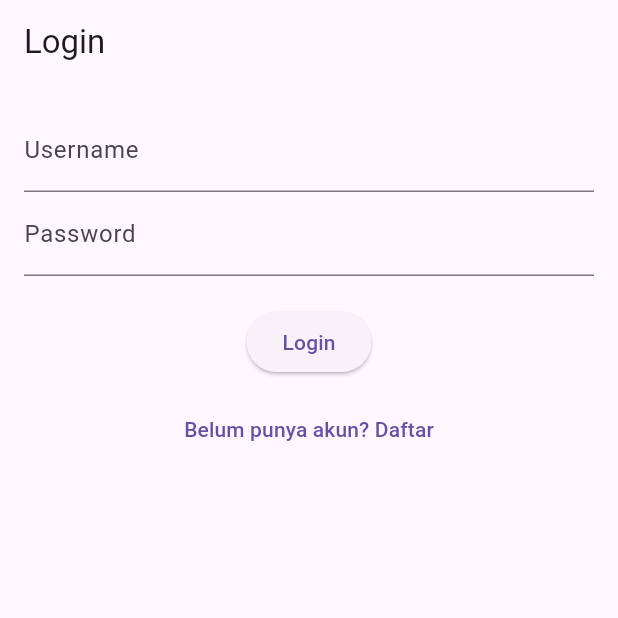
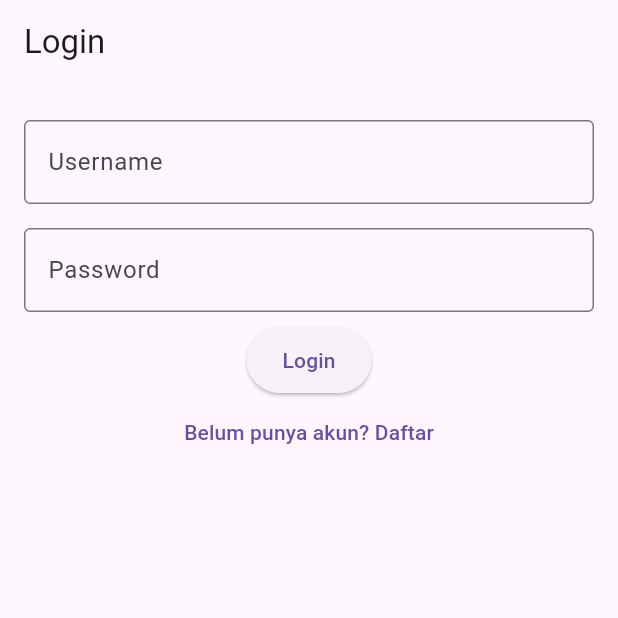
Before and after one commit to GuitherezDika/flutter_todo, a Flutter app: the screen it shows after launch, on a phone screen of 412 x 824 dp, the top half of it. Run offline on Flutter 3.47's test engine with Material 3 defaults, Android fonts, the phone set to English and light mode, and no system bars; our stand-ins replace shared_preferences.

Commit message:
set mvvm architecture

```diff
--- a/lib/app.dart
+++ b/lib/app.dart
@@ -1,11 +1,13 @@
 
 
 import 'package:flutter/material.dart';
+import 'package:todo_app/data/presentation/screens/login/login_screen.dart';
+import 'package:todo_app/data/presentation/screens/register/register_screen.dart';
 import 'package:todo_app/routes/app_routes.dart';
 import 'package:todo_app/screens/auth_check_screen.dart';
 import 'package:todo_app/screens/home_screen.dart';
-import 'package:todo_app/screens/login_screen.dart';
-import 'package:todo_app/screens/register_screen.dart';
+// import 'package:todo_app/screens/login_screen.dart';
+// import 'package:todo_app/screens/register_screen.dart';
 
 class MyApp extends StatelessWidget {
   final bool isLoggedIn;
--- /dev/null
+++ b/lib/data/presentation/screens/login/login_screen.dart
@@ -0,0 +1,51 @@
+import 'package:flutter/material.dart';
+import 'package:todo_app/data/presentation/widgets/custom_button.dart';
+import 'package:todo_app/data/presentation/widgets/custom_input_field.dart';
+import 'package:todo_app/data/presentation/widgets/custom_text_button.dart';
+
+class LoginScreen extends StatefulWidget {
+  const LoginScreen({Key? key}) : super(key: key);
+
+  @override
+  _LoginScreenState createState() => _LoginScreenState();
+}
+
+class _LoginScreenState extends State<LoginScreen> {
+  final TextEditingController usernameController = TextEditingController();
+  final TextEditingController passwordController = TextEditingController();
+
+  @override
+  void dispose() { // buang
+    usernameController.dispose();
+    passwordController.dispose();
+    super.dispose();
+    // membersihkan sumber daya ketika tidak lagi diperlukan
+  }
+
+  void _login() {
+    print("Username: ${usernameController.text}");
+    print("Password: ${passwordController.text}");
+  }
+
+  void _navigateRegister() {
+    Navigator.pushReplacementNamed(context, '/register');
+  }
+
+  @override
+  Widget build(BuildContext context) {
+    return Scaffold(
+      appBar: AppBar(title: const Text('Login')),
+      body: Padding(
+        padding: const EdgeInsets.all(16.0),
+        child: Column(
+          children: [
+            CustomInputField(label: 'Username', controller: usernameController),
+            CustomInputField(label: 'Password', controller: passwordController),
+            CustomButton(text: 'Login', onPressed: _login),
+            CustomTextButton(label: 'Belum punya akun? Daftar', onPressed: _navigateRegister)
+          ],
+        ),
+      ),
+    );
+  }
+}
--- /dev/null
+++ b/lib/data/presentation/widgets/custom_button.dart
@@ -0,0 +1,28 @@
+import 'package:flutter/material.dart';
+
+class CustomButton extends StatefulWidget {
+  final String text;
+  final VoidCallback onPressed;
+
+  const CustomButton({
+    Key? key,
+    required this.text,
+    required this.onPressed,
+  }) : super(key: key);
+
+  @override
+  _CustomButtonState createState() => _CustomButtonState();
+}
+
+class _CustomButtonState extends State<CustomButton> {
+  @override
+  Widget build(BuildContext context) {
+    return ElevatedButton(
+      onPressed: widget.onPressed,
+      style: ElevatedButton.styleFrom(
+        padding: const EdgeInsets.symmetric(horizontal: 24, vertical: 12),
+      ),
+      child: Text(widget.text),
+    );
+  }
+}
--- /dev/null
+++ b/lib/data/presentation/widgets/custom_input_field.dart
@@ -0,0 +1,40 @@
+import 'package:flutter/material.dart';
+
+class CustomInputField extends StatefulWidget {
+  final String label;
+  final TextEditingController controller;
+  // Controller -> handle input dari user
+  // Controller = TextField; TextFormField; => ambil text dari pengguna
+  // Scroll Controller = mengontrol Scroll pada list / halaman
+  final bool obscureText;
+  final TextInputType keyboardType;
+
+  const CustomInputField({
+    Key? key,
+    required this.label,
+    required this.controller,
+    this.obscureText = false,
+    this.keyboardType = TextInputType.text,
+  }) : super(key: key);
+
+  @override
+  _CustomInputFieldState createState() => _CustomInputFieldState();
+}
+
+class _CustomInputFieldState extends State<CustomInputField> {
+  @override
+  Widget build(BuildContext context) {
+    return Padding(
+      padding: const EdgeInsets.symmetric(vertical: 8.0),
+      child: TextField(
+        controller: widget.controller,
+        obscureText: widget.obscureText,
+        keyboardType: widget.keyboardType,
+        decoration: InputDecoration(
+          labelText: widget.label,
+          border: OutlineInputBorder(),
+        ),
+      ),
+    );
+  }
+}
--- /dev/null
+++ b/lib/data/presentation/widgets/custom_text_button.dart
@@ -0,0 +1,29 @@
+
+
+import 'package:flutter/material.dart';
+
+class CustomTextButton extends StatefulWidget {
+  final String label;
+  final VoidCallback onPressed; // VoidCallback = type = dokumentasi
+// Button tidak mengambil input langsung dari user -> tidak perlu controller
+// hanya onPressed ketika di tekan;
+
+  const CustomTextButton({
+    Key? key,
+    required this.label,
+    required this.onPressed,
+  }): super(key: key);
+
+  @override
+  _CustomTextButtonState createState() => _CustomTextButtonState();
+}
+
+class _CustomTextButtonState extends State<CustomTextButton> {
+  @override
+  Widget build(BuildContext context) {
+    return TextButton(
+      onPressed: widget.onPressed,
+      child: Text(widget.label)
+    );
+  }
+}
--- a/lib/main.dart
+++ b/lib/main.dart
@@ -21,7 +21,6 @@ void main() {
     // --> home, routes, theme
   ));
 }
-
  */
 
 void main() async {
--- a/lib/screens/login_screen.dart
+++ b/lib/screens/login_screen.dart
@@ -21,7 +21,7 @@ class _LoginScreenState extends State<LoginScreen> {
     setState(() {
       _isLoading = true;
     });
-    final url = Uri.parse('http://192.168.73.5:3000/auth/login');
+    final url = Uri.parse('http://192.168.72.22:3000/auth/login');
 
     try {
       final response = await http.post(
--- a/lib/screens/me_screen.dart
+++ b/lib/screens/me_screen.dart
@@ -10,7 +10,7 @@ class MeScreen extends StatelessWidget {
   const MeScreen({super.key});
 
   void _logout(BuildContext context) async {
-    final url = Uri.parse('http://192.168.73.5:3000/auth/logout');
+    final url = Uri.parse('http://192.168.72.22:3000/auth/logout');
 
     final prefs = await SharedPreferences.getInstance();
     var refreshToken = prefs.getString('refreshToken');
--- a/lib/screens/register_screen.dart
+++ b/lib/screens/register_screen.dart
@@ -65,7 +65,7 @@ class _RegisterScreenState extends State<RegisterScreen> {
       _isLoading = true;
     });
 
-    final url = Uri.parse('http://192.168.73.5:3000/auth/register');
+    final url = Uri.parse('http://192.168.72.22:3000/auth/register');
 
     try {
       final response = await http.post(
```
Also changed, not shown: lib/core/config/api_config.dart (added, +7 -0 lines), lib/data/presentation/screens/register/register_screen.dart (added, +66 -0 lines), lib/data/presentation/screens/register/register_view_model.dart (added, +13 -0 lines), lib/data/repositories/auth_repository.dart (added, +13 -0 lines), lib/data/services/auth_service.dart (added, +31 -0 lines), lib/data/presentation/screens/login/login_view_model.dart (added), lib/data/providers/auth_provider.dart (added), 5 other files.
